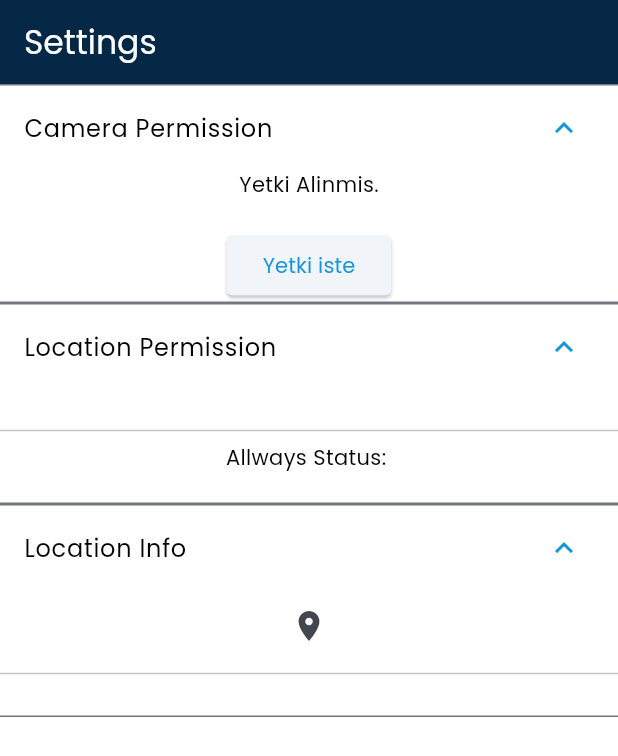
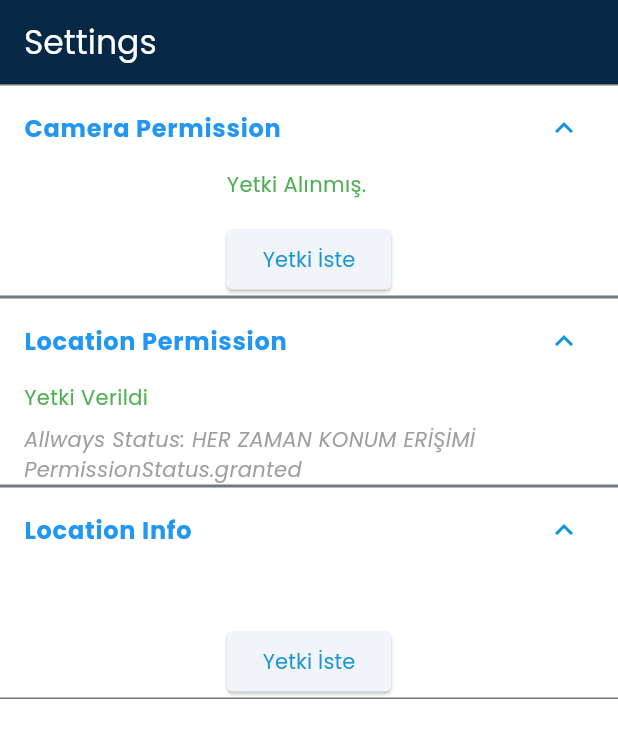
Before and after one commit to canerdogann/Flutter-Final, a Flutter app: the SettingsScreen screen opened by its route, after a tap on "Camera Permission", after a tap on "Location Info", after a tap on "Location Permission", on a phone screen of 412 x 824 dp. Shown: the top 756 px of the screen. Run offline on Flutter 3.47's test engine with Material 3 defaults, Android fonts, the light colour scheme and no system bars; our stand-ins replace cloud_firestore, dio, firebase_auth, firebase_core, flex_color_scheme, flutter_bloc and 9 more; accounts and stored records are empty; network calls fail.

Commit message:
settings.dart design update

```diff
--- a/lib/screens/core/settings.dart
+++ b/lib/screens/core/settings.dart
@@ -4,7 +4,7 @@ import 'package:geolocator/geolocator.dart';
 import 'package:permission_handler/permission_handler.dart';
 
 class SettingsScreen extends StatefulWidget {
-  const SettingsScreen({super.key});
+  const SettingsScreen({Key? key}) : super(key: key);
 
   @override
   State<SettingsScreen> createState() => _SettingsScreenState();
@@ -17,107 +17,66 @@ class _SettingsScreenState extends State<SettingsScreen> {
   String locationInfo = "";
   bool loading = false;
 
+  @override
+  void initState() {
+    super.initState();
+    controlPermission();
+  }
+
   controlPermission() async {
     var status = await Permission.camera.status;
 
     switch (status) {
       case (PermissionStatus.granted):
         setState(() {
-          camResult = "Yetki Alinmis.";
+          camResult = "Yetki Alınmış.";
         });
         break;
       case (PermissionStatus.denied):
         setState(() {
-          camResult = "Yetki Rededilmis.";
+          camResult = "Yetki Rededilmiş.";
         });
         break;
       case PermissionStatus.restricted:
         setState(() {
-          camResult = "Kisitlanmis Yetki, hic turlu alamayiz.";
+          camResult = "Kısıtlanmış Yetki, hiç türlü alamayız.";
         });
         break;
       case PermissionStatus.limited:
-        // TODO: Handle this case.
         setState(() {
-          camResult = "Kisitlanmis Yetki, hKullanici kisitli yetki secmis.";
+          camResult = "Kısıtlanmış Yetki, Kullanıcı kısıtlı yetki seçmiş.";
         });
         break;
       case PermissionStatus.permanentlyDenied:
         setState(() {
-          camResult = "Yetki vermesin diye istemis kullanic";
+          camResult = "Kullanıcı, Yetki Vermesini Engelledi";
         });
         break;
       case PermissionStatus.provisional:
         setState(() {
-          camResult = "Provisional";
+          camResult = "Geçici Yetki";
         });
         break;
     }
 
-    await Permission.locationAlways.onDeniedCallback(() {
-      // Your code
+    await Permission.locationAlways.request().then((value) {
+      if (value.isGranted) {
         setState(() {
-        locationResult = "Yetki vermeyi reddetti";
-      });
-    }).onGrantedCallback(() async {
-      // Your code
-      setState(() {
-        locationResult = "Verdi Yetgiyi";
+          locationResult = "Yetki Verildi";
         });
 
-      await Permission.camera.onDeniedCallback(() {
-        // Your code
+        Permission.camera.request().then((value) {
           setState(() {
             locationAllwaysResult =
-              "HERZAMAN KONUM ERISIM Yetki vermeyi reddetti";
+                "HER ZAMAN KONUM ERİŞİMİ " + value.toString();
           });
-      }).onGrantedCallback(() {
-        // Your code
+        });
+      } else {
         setState(() {
-          locationAllwaysResult = "HERZAMAN KONUM ERISIM " + status.toString();
+          locationResult = "Yetki Reddedildi";
         });
-      }).onPermanentlyDeniedCallback(() {
-        // Your code
-        setState(() {
-          locationAllwaysResult = "HERZAMAN KONUM ERISIM " + status.toString();
+      }
     });
-      }).onRestrictedCallback(() {
-        // Your code
-        setState(() {
-          locationAllwaysResult = "HERZAMAN KONUM ERISIM " + status.toString();
-        });
-      }).onLimitedCallback(() {
-        // Your code
-        setState(() {
-          locationAllwaysResult = "HERZAMAN KONUM ERISIM " + status.toString();
-        });
-      }).onProvisionalCallback(() {
-        // Your code
-        setState(() {
-          locationAllwaysResult = "HERZAMAN KONUM ERISIM " + status.toString();
-        });
-      }).request();
-    }).onPermanentlyDeniedCallback(() {
-      // Your code
-      setState(() {
-        locationResult = "Herzaman icin engelledi";
-      });
-    }).onRestrictedCallback(() {
-      // Your code
-      setState(() {
-        locationResult = "Kisitlanmis ve alinamaz";
-      });
-    }).onLimitedCallback(() {
-      // Your code
-      setState(() {
-        locationResult = "Kullanici kisitlanmis yetki vermis";
-      });
-    }).onProvisionalCallback(() {
-      // Your code
-      setState(() {
-        locationResult = "Provisonal";
-      });
-    }).request();
   }
 
   getLocation() async {
@@ -128,14 +87,10 @@ class _SettingsScreenState extends State<SettingsScreen> {
     bool serviceEnabled;
     LocationPermission permission;
 
-    // Test if location services are enabled.
     serviceEnabled = await Geolocator.isLocationServiceEnabled();
     if (!serviceEnabled) {
-      // Location services are not enabled don't continue
-      // accessing the position and request users of the
-      // App to enable the location services.
       setState(() {
-        locationInfo = "Konum Hizmetleri Ayarlardan Kapali";
+        locationInfo = "Konum Hizmetleri Ayarlardan Kapalı";
       });
 
       return Future.error('Location services are disabled.');
@@ -145,39 +100,31 @@ class _SettingsScreenState extends State<SettingsScreen> {
     if (permission == LocationPermission.denied) {
       permission = await Geolocator.requestPermission();
       if (permission == LocationPermission.denied) {
-        // Permissions are denied, next time you could try
-        // requesting permissions again (this is also where
-        // Android's shouldShowRequestPermissionRationale
-        // returned true. According to Android guidelines
-        // your App should show an explanatory UI now.
         setState(() {
-          locationInfo = "Adam inat etmis yetki vermiyor";
+          locationInfo = "Kullanıcı, Yetki Vermeyi İnat Etti";
         });
         return Future.error('Location permissions are denied');
       }
     }
 
     if (permission == LocationPermission.deniedForever) {
-      // Permissions are denied forever, handle appropriately.
       setState(() {
-        locationInfo = "Abi bilgi vermek istemiyor, tamamen kapatmis";
+        locationInfo = "Kullanıcı, Bilgi Vermek İstemiyor, Tamamen Kapalı";
       });
       return Future.error(
           'Location permissions are permanently denied, we cannot request permissions.');
     }
 
-    // When we reach here, permissions are granted and we can
-    // continue accessing the position of the device.
     final pos = await Geolocator.getCurrentPosition();
 
     setState(() {
       locationInfo = '''
-        accuracy: ${pos.accuracy}
-        longitude: ${pos.longitude}
-        latitude: ${pos.latitude}
-        speed: ${pos.speed}
-        speed Dikkati: ${pos.speedAccuracy}
-        veri zamani: ${pos.timestamp}
+        Accuracy: ${pos.accuracy}
+        Longitude: ${pos.longitude}
+        Latitude: ${pos.latitude}
+        Speed: ${pos.speed}
+        Speed Accuracy: ${pos.speedAccuracy}
+        Data Time: ${pos.timestamp}
         ''';
     });
 
@@ -187,60 +134,91 @@ class _SettingsScreenState extends State<SettingsScreen> {
   }
 
   @override
-  void initState() {
-    // TODO: implement initState
-    super.initState();
-    controlPermission();
-  }
-
-  @override
   Widget build(BuildContext context) {
     return Scaffold(
       appBar: AppBar(
-                  backgroundColor: Color.fromARGB(255, 5, 40, 70),
-
-        title: const Text("Settings",  style: TextStyle(color: Color.fromARGB(255, 255, 255, 255))),
+        backgroundColor: const Color.fromARGB(255, 5, 40, 70),
+        title: const Text(
+          "Settings",
+          style: TextStyle(color: Colors.white),
+        ),
       ),
       body: SizedBox.expand(
         child: ListView(
           children: [
-            ExpansionTile(
-              title: Text("Camera Permission"),
-              children: [
-                Text(camResult),
-                Gap(20),
-                ElevatedButton(
+            _buildExpansionTile(
+              title: "Camera Permission",
+              result: camResult,
               onPressed: () async {
-                    // ignore: unused_local_variable
                 final status = await Permission.camera.request();
+                print(status);
               },
-                  child: Text("Yetki iste"),
             ),
-              ],
+            _buildExpansionTile(
+              title: "Location Permission",
+              result: locationResult,
+              subtitle: "Allways Status: $locationAllwaysResult",
             ),
-            ExpansionTile(
-              title: Text("Location Permission"),
-              children: [
-                Text(locationResult),
-                Divider(),
-                Text("Allways Status: "),
-                Text(locationAllwaysResult),
-              ],
-            ),
-            ExpansionTile(
-              title: const Text("Location Info"),
-              children: [
-                IconButton(
+            _buildExpansionTile(
+              title: "Location Info",
               onPressed: getLocation,
-                  icon: const Icon(Icons.location_on),
-                ),
-                const Divider(),
-                Text(locationInfo),
-              ],
+              icon: Icons.location_on,
+              result: locationInfo,
             ),
           ],
         ),
       ),
     );
   }
+
+  Widget _buildExpansionTile({
+    required String title,
+    required String result,
+    VoidCallback? onPressed,
+    IconData? icon,
+    String? subtitle,
+  }) {
+    return ExpansionTile(
+      title: Text(
+        title,
+        style: TextStyle(
+          fontWeight: FontWeight.bold,
+          color: Colors.blue, // Title text color
+        ),
+      ),
+      children: [
+        Padding(
+          padding: const EdgeInsets.symmetric(horizontal: 16.0),
+          child: Column(
+            crossAxisAlignment: CrossAxisAlignment.start,
+            children: [
+              Text(
+                result,
+                style: TextStyle(
+                  color: Colors.green, // Result text color
+                ),
+              ),
+              if (subtitle != null) ...[
+                const SizedBox(height: 8),
+                Text(
+                  subtitle,
+                  style: TextStyle(
+                    fontStyle: FontStyle.italic,
+                    color: Colors.grey, // Subtitle text color
+                  ),
+                ),
+              ],
+              if (onPressed != null) ...[
+                const SizedBox(height: 16),
+                ElevatedButton(
+                  onPressed: onPressed,
+                  child: const Text("Yetki İste"),
+                ),
+              ],
+            ],
+          ),
+        ),
+      ],
+    );
   }
+}
```
Lines whose indentation alone changed are shown as unchanged.
